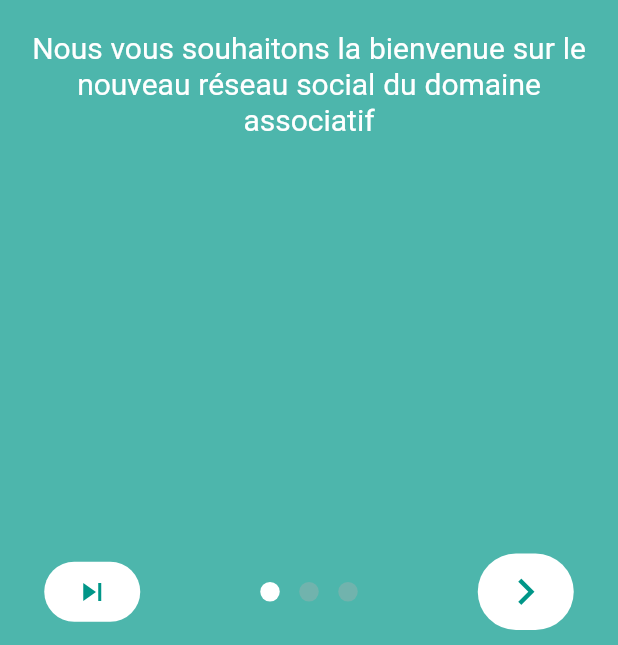
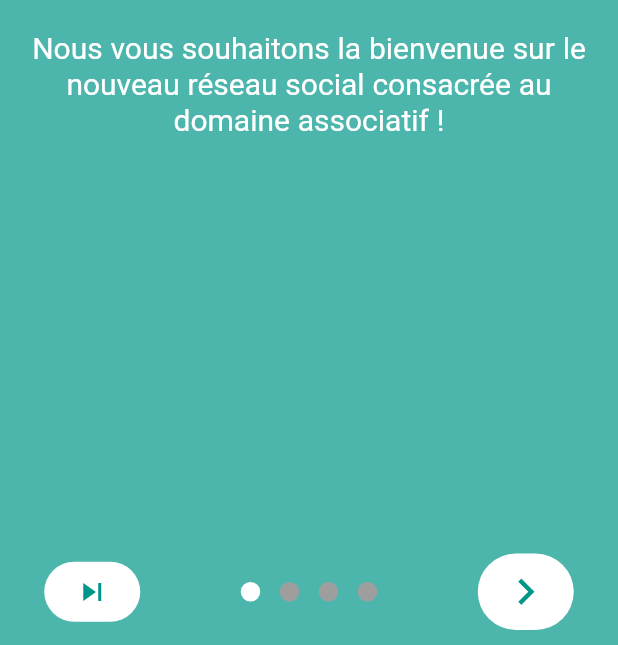
Before and after one commit to AssosNation/AssosNation-App, a Flutter app: the screen it shows after launch, on a phone screen of 412 x 824 dp, the part 591-1236 px from its top. Run offline on Flutter 3.47's test engine with Material 2 defaults, Android fonts, the phone set to English and light mode, and no system bars; drawn by our look-alikes of intro_slider; our stand-ins replace cached_network_image, carousel_slider, cloud_firestore, date_time_picker, firebase_auth, firebase_core and 8 more; accounts and stored records are empty; generated files the repository leaves out were written again.

Commit message:
AN-61 : add texts and images for presentation slider

```diff
--- a/lib/intro.dart
+++ b/lib/intro.dart
@@ -30,7 +30,7 @@ class IntroScreenState extends State<IntroScreen> {
             fontWeight: FontWeight.bold,
             fontFamily: 'RobotoMono'),
         description:
-            "Nous vous souhaitons la bienvenue sur le nouveau réseau social du domaine associatif",
+            "Nous vous souhaitons la bienvenue sur le nouveau réseau social consacrée au domaine associatif ! ",
         styleDescription: TextStyle(
             color: Colors.white, fontSize: 20.0, fontFamily: 'Raleway'),
         marginDescription:
@@ -45,7 +45,7 @@ class IntroScreenState extends State<IntroScreen> {
     );
     slides.add(
       new Slide(
-        title: "Bienvenue sur AssosNation !",
+        title: "Entraidons nous ! ",
         maxLineTitle: 2,
         styleTitle: TextStyle(
             color: Colors.white,
@@ -53,15 +53,19 @@ class IntroScreenState extends State<IntroScreen> {
             fontWeight: FontWeight.bold,
             fontFamily: 'RobotoMono'),
         description:
-            "Ye indulgence unreserved connection alteration appearance",
+            "AssosNation permet de découvrir des associations près de chez soi, et de pouvoir suivre leur actualité en toute simplicité.",
         styleDescription: TextStyle(
             color: Colors.white, fontSize: 20.0, fontFamily: 'Raleway'),
-        backgroundColor: Colors.teal,
+        centerWidget: Image.asset(
+          "assets/help.png",
+          height: 200,
+        ),
+        backgroundColor: Colors.teal[300],
       ),
     );
     slides.add(
       new Slide(
-        title: "Bienvenue sur AssosNation !",
+        title: "Créons le contact !",
         maxLineTitle: 2,
         styleTitle: TextStyle(
             color: Colors.white,
@@ -69,10 +73,34 @@ class IntroScreenState extends State<IntroScreen> {
             fontWeight: FontWeight.bold,
             fontFamily: 'RobotoMono'),
         description:
-            "Much evil soon high in hope do view. Out may few northward believing attempted. Yet timed being songs marry one defer men our. Although finished blessing do of",
+            "Avec notre application, vous pouvez contacter directement nos associations partenaires via notre messagerie intégrée ! ",
         styleDescription: TextStyle(
             color: Colors.white, fontSize: 20.0, fontFamily: 'Raleway'),
-        backgroundColor: Colors.teal,
+        centerWidget: Image.asset(
+          "assets/smartphone.png",
+          height: 200,
+        ),
+        backgroundColor: Colors.teal[300],
+      ),
+    );
+    slides.add(
+      new Slide(
+        title: "Place à l'inscription !",
+        maxLineTitle: 2,
+        styleTitle: TextStyle(
+            color: Colors.white,
+            fontSize: 30.0,
+            fontWeight: FontWeight.bold,
+            fontFamily: 'RobotoMono'),
+        description:
+            "Inscrivez vous et rejoignez notre communauté ! Vous verrez, c'est facile ! ",
+        styleDescription: TextStyle(
+            color: Colors.white, fontSize: 20.0, fontFamily: 'Raleway'),
+        centerWidget: Image.asset(
+          "assets/community.png",
+          height: 200,
+        ),
+        backgroundColor: Colors.teal[300],
       ),
     );
   }
@@ -134,7 +162,7 @@ class IntroScreenState extends State<IntroScreen> {
       doneButtonStyle: myButtonStyle(),
 
       // Dot indicator
-      colorDot: Color(0x33FFA8B0),
+      colorDot: Colors.grey,
       colorActiveDot: Colors.white,
       sizeDot: 13.0,
 
--- a/pubspec.yaml
+++ b/pubspec.yaml
@@ -82,4 +82,5 @@ flutter:
   uses-material-design: true
 
   assets:
+    - assets/
     - assets/icon/
```
Also changed, not shown: assets/community.png (added), assets/help.png (added), assets/smartphone.png (added).
